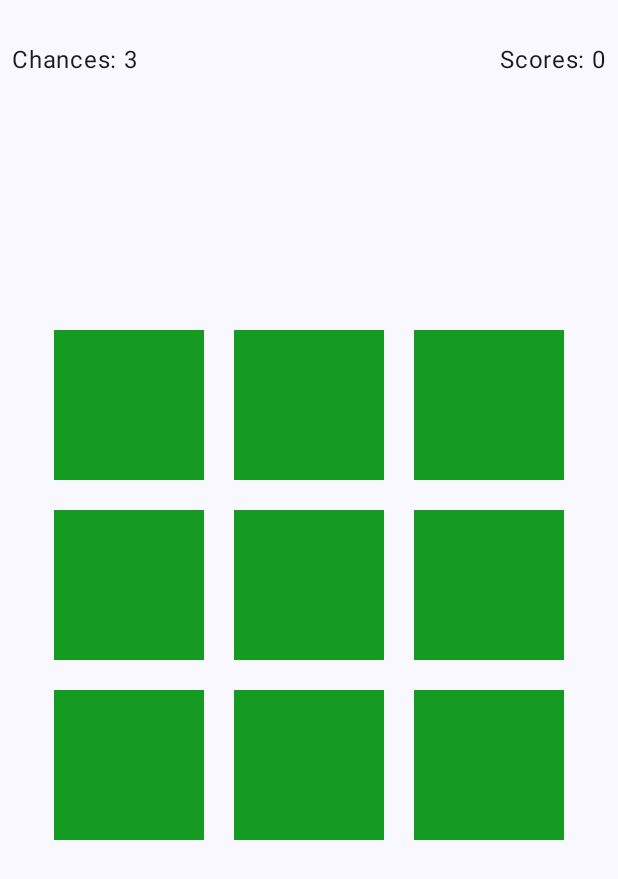
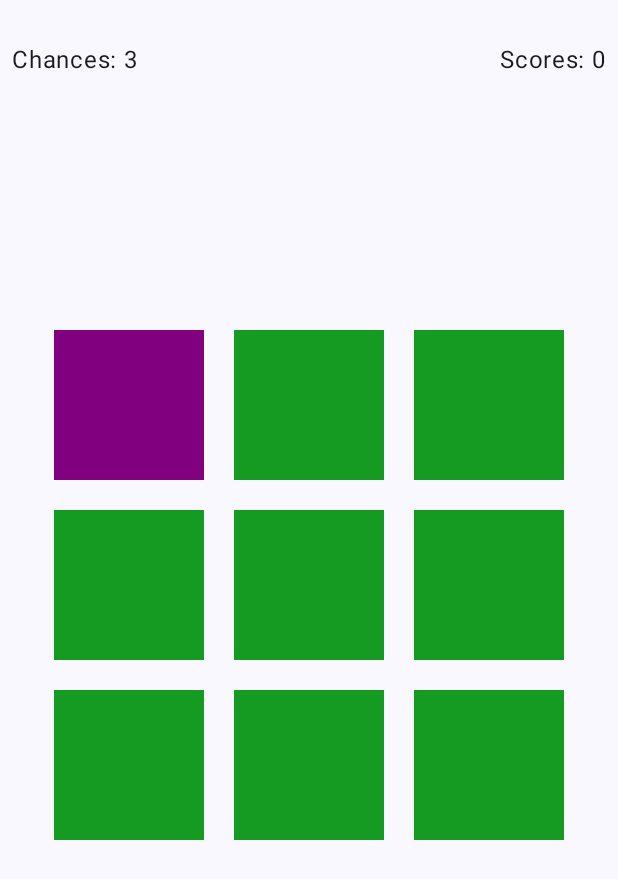
Before and after one commit to Kleanur/cs446-project, an Android app built with Jetpack Compose: the composable DrawSimonSaysBoard shown on its own in the app's theme, after a tap on "Start", on a phone screen of 412 x 824 dp. Shown: the top 879 px of the screen. Run offline under Robolectric (Android 15) with nearby library versions, the phone set to English and light mode, and no system bars; our stand-ins replace constraintlayout-compose.

Commit message:
squarebutton updated: gets color, pt, and index. Sequence running updated.

```diff
--- a/app/src/main/java/com/example/sequoia/ui/simonsaysgame/SimonSaysGameScreen.kt
+++ b/app/src/main/java/com/example/sequoia/ui/simonsaysgame/SimonSaysGameScreen.kt
@@ -16,6 +16,7 @@ import androidx.compose.runtime.remember
 import androidx.compose.ui.Alignment
 import androidx.compose.ui.ExperimentalComposeUiApi
 import androidx.compose.ui.Modifier
+import androidx.compose.ui.graphics.Color
 import androidx.compose.ui.graphics.RectangleShape
 import androidx.compose.ui.input.pointer.pointerInteropFilter
 import androidx.compose.ui.res.colorResource
@@ -42,6 +43,8 @@ fun SimonSaysGameScreen() {
 fun DrawSimonSaysBoard() {
     val viewModel = viewModel<SimonSaysViewModel>()
     val viewState = viewModel.viewState.value
+    val squareColor = colorResource(id = R.color.games_txt_green)
+    val presscolor = colorResource(id=R.color.button_pressed)
     ConstraintLayout {
         val (gamebuttons, livescore) = createRefs()
 
@@ -79,7 +82,11 @@ fun DrawSimonSaysBoard() {
             for (i in 0 until 3) {
                 Row {
                     for (j in 0 until 3) {
-                        squarebutton(i+j)
+                        if (viewState.squareStates[i * 3 +j] == 1) {
+                            squarebutton(presscolor, viewState.playerTurn, i*3 +j)
+                        } else {
+                            squarebutton(squareColor, viewState.playerTurn, i*3+j)
+                        }
                     }
                 }
             }
@@ -91,12 +98,11 @@ fun DrawSimonSaysBoard() {
 
 @OptIn(ExperimentalComposeUiApi::class)
 @Composable
-fun squarebutton(index: Int) {
+fun squarebutton(color : Color, pt: Boolean, index:Int) {
     val squareColor = colorResource(id = R.color.games_txt_green)
     val presscolor = colorResource(id=R.color.button_pressed)
 
-    val color = remember{ mutableStateOf(squareColor)}
-    val i = index
+    val color = remember{ mutableStateOf(color)}
     Button(onClick = { /*TODO*/ },
         shape = RectangleShape,
         modifier = Modifier
@@ -105,10 +111,14 @@ fun squarebutton(index: Int) {
             .pointerInteropFilter {
                 when (it.action) {
                     MotionEvent.ACTION_DOWN -> {
-                        color.value = presscolor
+                        if (pt) {
+                            color.value = presscolor
+                        }
                     }
                     MotionEvent.ACTION_UP -> {
-                        color.value = squareColor
+                        if (pt) {
+                            color.value = squareColor
+                        }
                     }
                 }
                 true
--- a/app/src/main/java/com/example/sequoia/ui/simonsaysgame/SimonSaysViewModel.kt
+++ b/app/src/main/java/com/example/sequoia/ui/simonsaysgame/SimonSaysViewModel.kt
@@ -55,6 +55,7 @@ class SimonSaysViewModel : ViewModel() {
 
     // extends the current sequence with a randomly generated integer
     private fun extendSequence(){
+        sequence.add(Random.nextInt(0, 8))
         sequence.add(Random.nextInt(0, 8))
     }
 
```
